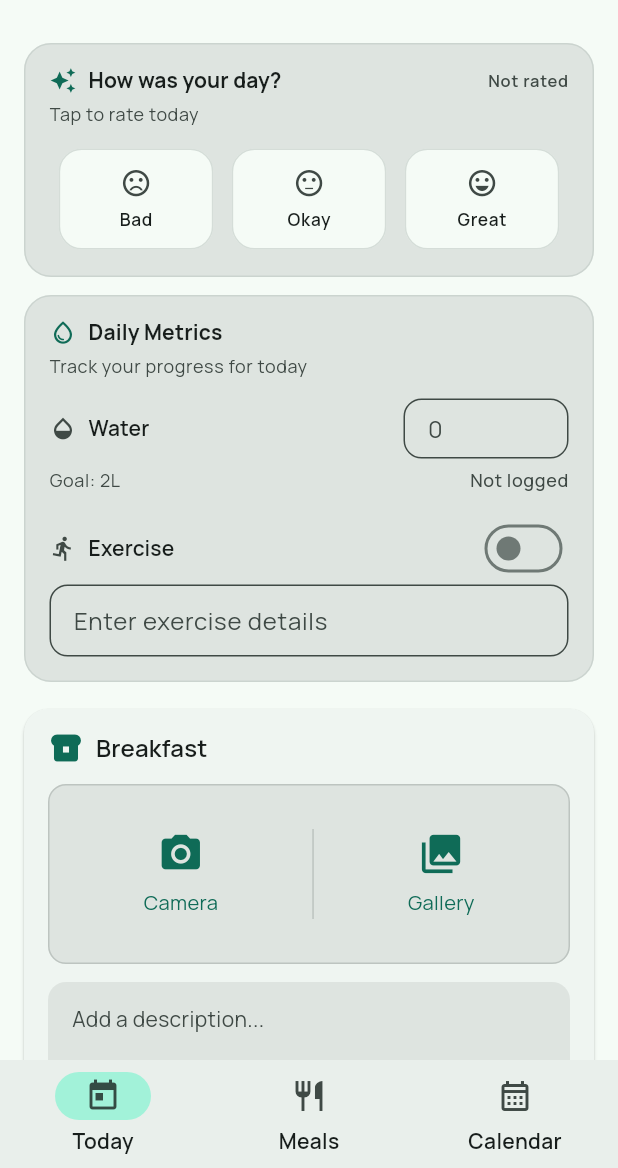
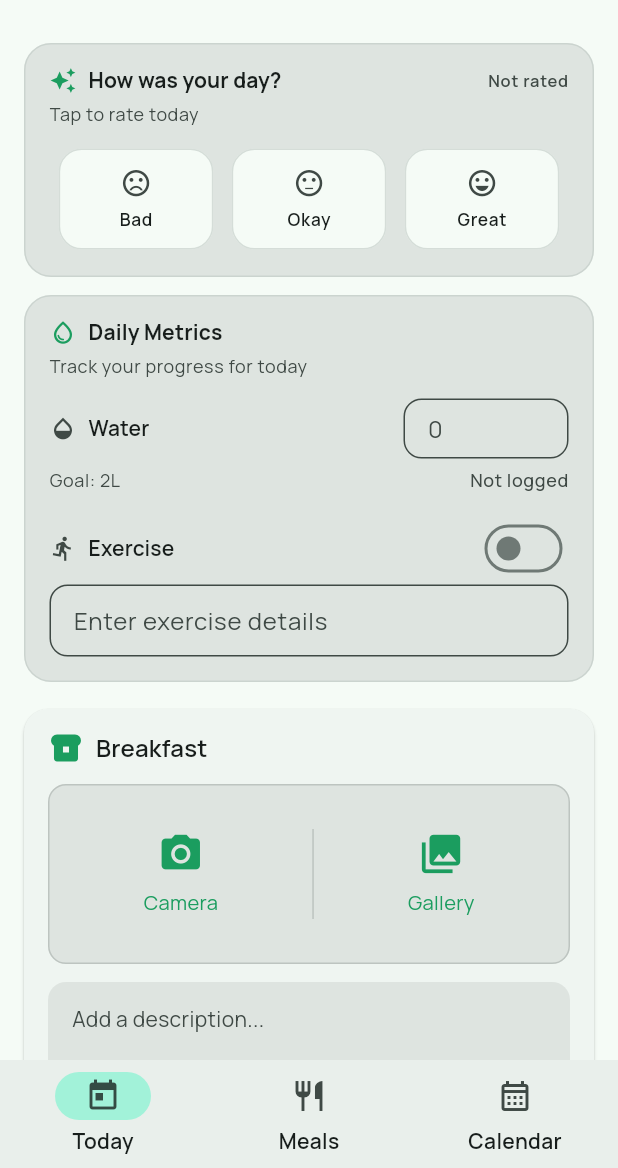
Before and after one commit to Germain-L/v32, a Flutter app: the screen it shows after launch, on a phone screen of 412 x 824 dp, the part 68-1236 px from its top. Run offline on Flutter 3.47's test engine with Material 3 defaults, Android fonts, the phone set to English and light mode, and no system bars; our stand-ins replace go_router, google_fonts, image_picker, sqflite; accounts and stored records are empty.

Commit message:
feat: enhance rating colors - redder red, orange for average, greener green
Update ColorScheme to use more vibrant colors for day ratings:
- Error (rating 1/bad): Vibrant red (#E53935)
- Tertiary (rating 2/average): Orange (#F5A623) instead of blue
- Primary (rating 3/good): Saturated green (#1B9D5F)

Applies to calendar, today screen, and day detail screen.

Bump version to 1.2.1+5

```diff
--- a/lib/config/theme.dart
+++ b/lib/config/theme.dart
@@ -11,9 +11,34 @@ class AppTheme {
   }
 
   static ThemeData _buildTheme(Brightness brightness) {
-    final colorScheme = ColorScheme.fromSeed(
+    final baseScheme = ColorScheme.fromSeed(
       seedColor: const Color(0xFF2F6F5E),
       brightness: brightness,
+    );
+
+    // Custom colors: redder red, orange instead of blue, greener green
+    final colorScheme = baseScheme.copyWith(
+      // Primary: greener green (more saturated, vibrant green)
+      primary: brightness == Brightness.light
+          ? const Color(0xFF1B9D5F)
+          : const Color(0xFF2ECC71),
+      onPrimary: brightness == Brightness.light ? Colors.white : Colors.black,
+      // Tertiary: orange instead of blue (used for rating 2)
+      tertiary: brightness == Brightness.light
+          ? const Color(0xFFF5A623)
+          : const Color(0xFFFFB74D),
+      onTertiary: brightness == Brightness.light ? Colors.black : Colors.black,
+      // Error: redder red (more vibrant, pure red)
+      error: brightness == Brightness.light
+          ? const Color(0xFFE53935)
+          : const Color(0xFFEF5350),
+      onError: Colors.white,
+      errorContainer: brightness == Brightness.light
+          ? const Color(0xFFFFEBEE)
+          : const Color(0xFFB71C1C),
+      onErrorContainer: brightness == Brightness.light
+          ? const Color(0xFFB71C1C)
+          : const Color(0xFFFFEBEE),
     );
     final baseTextTheme = GoogleFonts.manropeTextTheme();
     final textTheme = baseTextTheme.apply(
--- a/pubspec.yaml
+++ b/pubspec.yaml
@@ -16,7 +16,7 @@ publish_to: 'none' # Remove this line if you wish to publish to pub.dev
 # https://developer.apple.com/library/archive/documentation/General/Reference/InfoPlistKeyReference/Articles/CoreFoundationKeys.html
 # In Windows, build-name is used as the major, minor, and patch parts
 # of the product and file versions while build-number is used as the build suffix.
-version: 1.2.0+4
+version: 1.2.1+5
 
 environment:
   sdk: ^3.11.0
```
